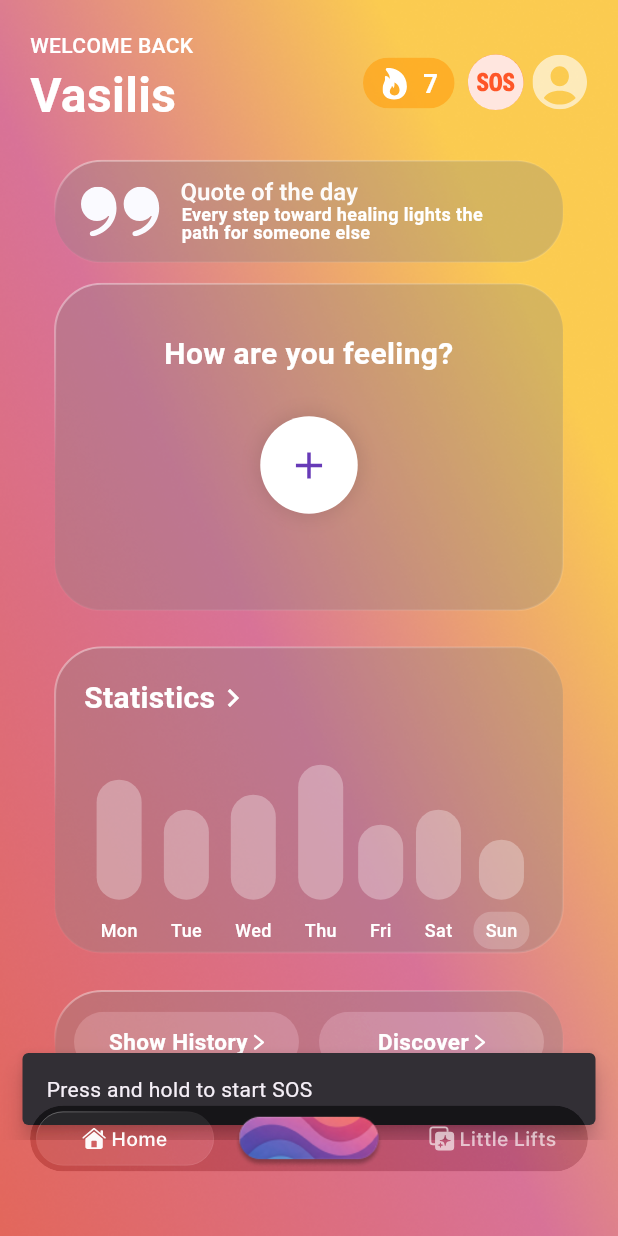
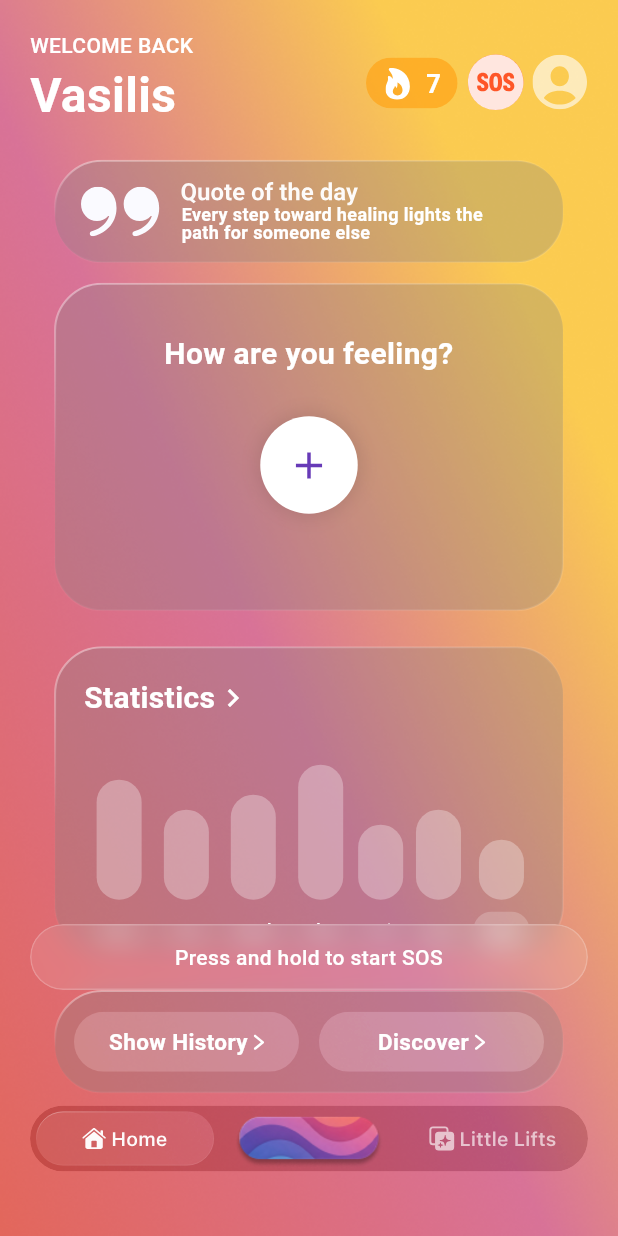
Before and after one commit to vchr1stou/MoodFlow, a Flutter app: the HomescreenScreen screen opened by its route, after a tap on an icon or button, on a phone screen of 412 x 824 dp. Run offline on Flutter 3.47's test engine with Material 3 defaults, Android fonts, the phone set to English and light mode, and no system bars; our stand-ins replace cached_network_image, calendar_date_picker2, connectivity_plus, firebase_auth, firebase_core, fl_chart and 10 more; missing offline and left inert: responsive_grid_list; accounts and stored records are empty; project files that could hold a hidden picture were left out.

Commit message:
homescreen bug fix, sos notification design tweak

```diff
--- a/lib/presentation/homescreen_screen/homescreen_screen.dart
+++ b/lib/presentation/homescreen_screen/homescreen_screen.dart
@@ -168,8 +168,8 @@ class HomescreenScreenState extends State<HomescreenScreen> {
           mainAxisAlignment: MainAxisAlignment.center,
           children: [
             Row(
+              mainAxisAlignment: MainAxisAlignment.spaceBetween,
               children: [
-                SizedBox(width: 15),
                 GestureDetector(
                   onTap: () {
                     Navigator.push(
@@ -204,14 +204,51 @@ class HomescreenScreenState extends State<HomescreenScreen> {
                     ],
                   ),
                 ),
-                SizedBox(width: 2),
+                Row(
+                  children: [
                     GestureDetector(
                       onTap: () {
                         ScaffoldMessenger.of(context).showSnackBar(
                           SnackBar(
-                        content: Text('Press and hold to start SOS'),
+                            content: ClipRRect(
+                              borderRadius: BorderRadius.circular(22),
+                              child: BackdropFilter(
+                                filter:
+                                    ImageFilter.blur(sigmaX: 10, sigmaY: 10),
+                                child: Container(
+                                  width: 372,
+                                  height: 44,
+                                  decoration: BoxDecoration(
+                                    color: Colors.white.withOpacity(0.1),
+                                    borderRadius: BorderRadius.circular(22),
+                                    border: Border.all(
+                                      color: Colors.white.withOpacity(0.2),
+                                    ),
+                                  ),
+                                  child: Center(
+                                    child: Text(
+                                      'Press and hold to start SOS',
+                                      style: GoogleFonts.roboto(
+                                        fontSize: 14,
+                                        fontWeight: FontWeight.w500,
+                                        color: Colors.white,
+                                      ),
+                                      textAlign: TextAlign.center,
+                                    ),
+                                  ),
+                                ),
+                              ),
+                            ),
                             duration: Duration(seconds: 2),
                             behavior: SnackBarBehavior.floating,
+                            margin: EdgeInsets.only(
+                              bottom: 100,
+                              left: 20,
+                              right: 20,
+                            ),
+                            backgroundColor: Colors.transparent,
+                            elevation: 0,
+                            padding: EdgeInsets.zero,
                           ),
                         );
                       },
@@ -247,6 +284,8 @@ class HomescreenScreenState extends State<HomescreenScreen> {
                           height: 37,
                         ),
                       ),
+                    ),
+                  ],
                 ),
               ],
             ),
```
Also changed, not shown: lib/presentation/little_lifts_screen/little_lifts_initial_page.dart (+0 -66 lines). Lines whose indentation alone changed are shown as unchanged.
